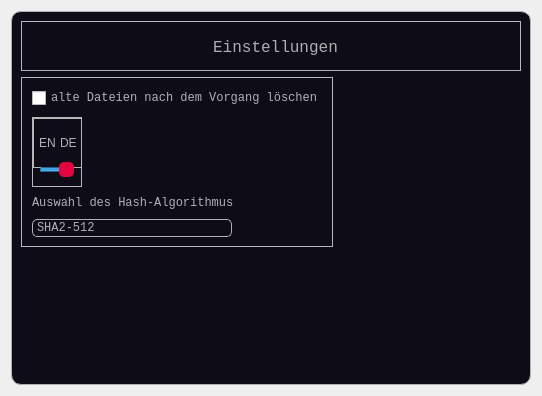
The window that UI-files/settings.ui (Crizzly57/EncryptData) describes before a commit, drawn with Qt 5.
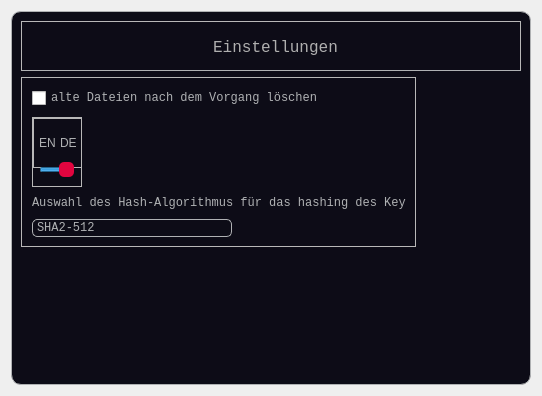
The same window after the commit. Icons and pictures are not drawn.

The edit to the form file:
```diff
--- a/UI-files/settings.ui
+++ b/UI-files/settings.ui
@@ -2389,7 +2389,7 @@
             </font>
            </property>
            <property name="text">
-            <string>Auswahl des Hash-Algorithmus</string>
+            <string>Auswahl des Hash-Algorithmus für das hashing des Key</string>
            </property>
           </widget>
          </item>
```
